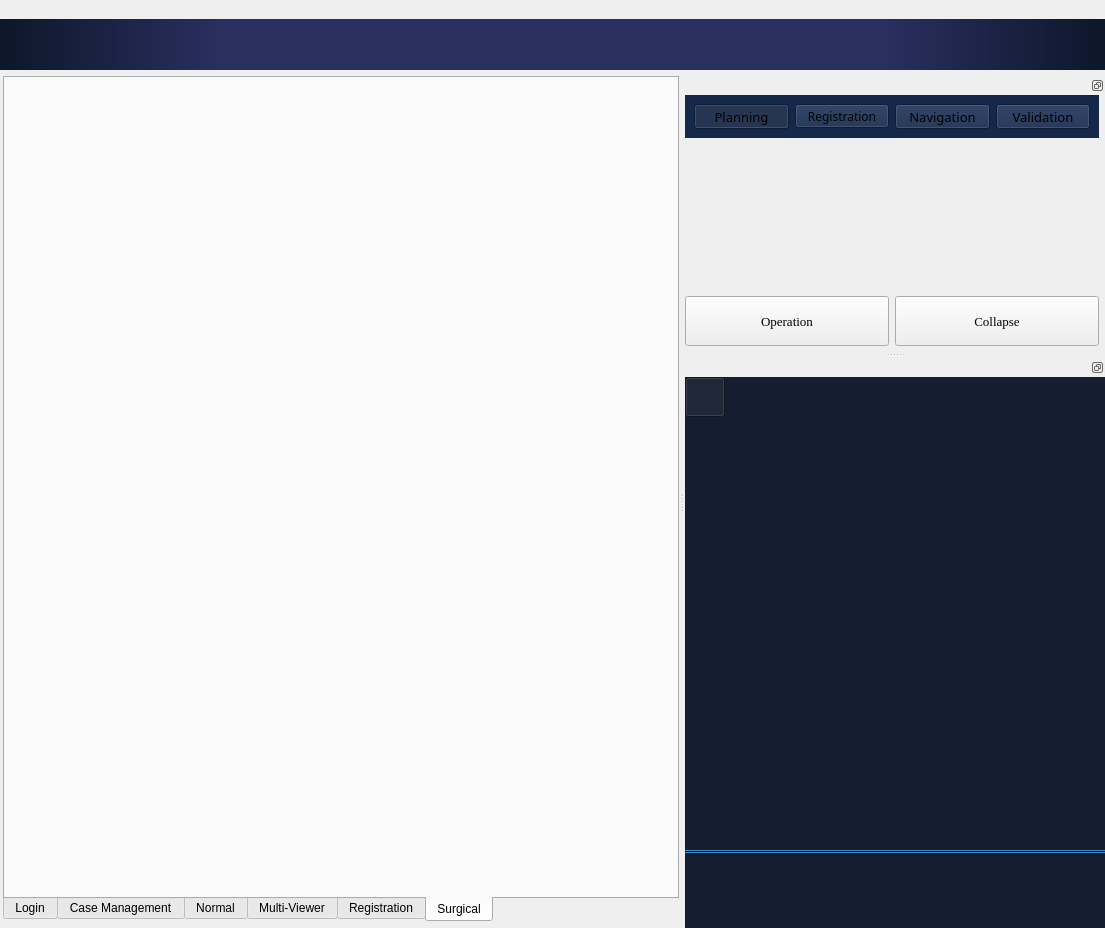
Qt form Apps/Dental/view/SCBDentalMainWindow.ui (wuzhuobin/MITK-Project) before a commit.
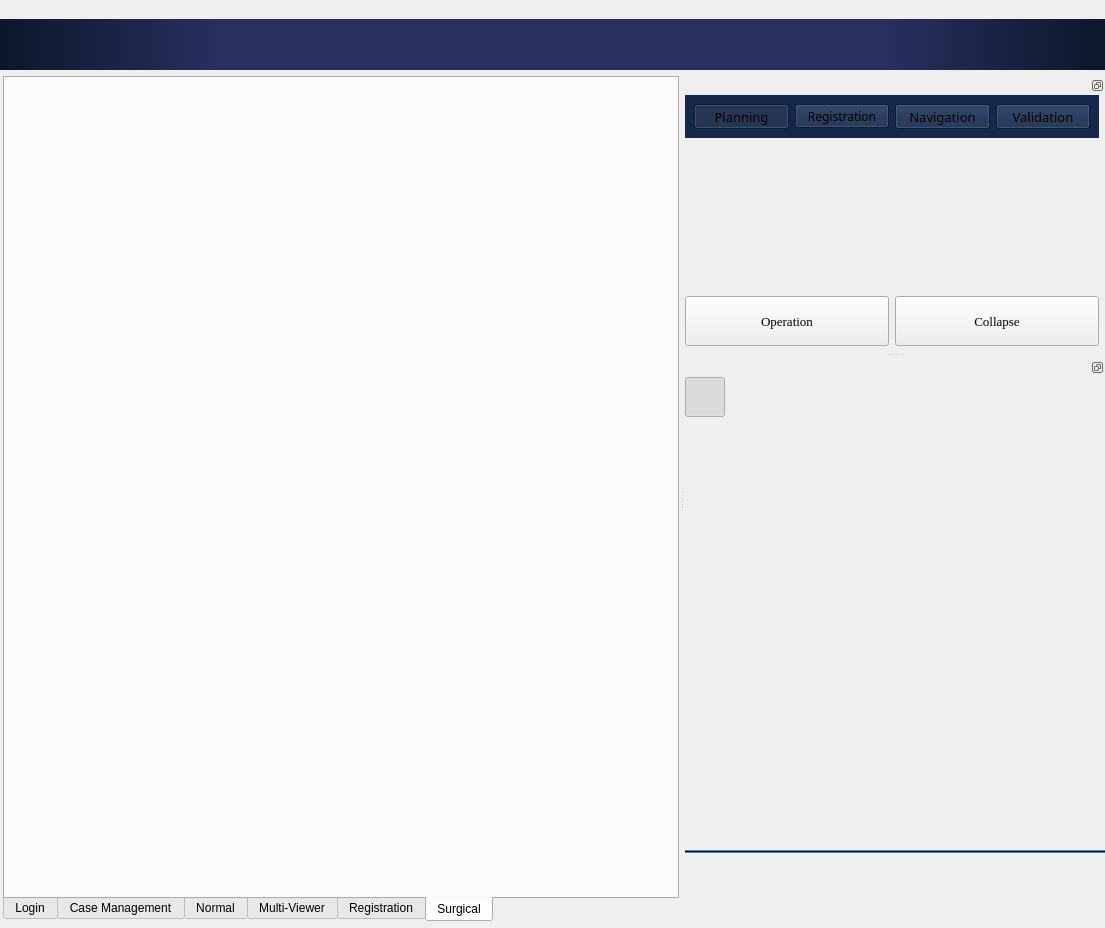
The same form after that commit. Icons and pictures are not drawn. Custom widgets are drawn as their Qt base class.

What changed in the file:
```diff
--- a/Apps/Dental/view/SCBDentalMainWindow.ui
+++ b/Apps/Dental/view/SCBDentalMainWindow.ui
@@ -20,9 +20,6 @@
    <iconset>
     <normaloff>:/HyperBlue/hyperblue/icon/product-icon.png</normaloff>:/HyperBlue/hyperblue/icon/product-icon.png</iconset>
   </property>
-  <property name="styleSheet">
-   <string notr="true">QMainWindow{background-color:#151d31; color: white;};</string>
-  </property>
   <property name="dockNestingEnabled">
    <bool>true</bool>
   </property>
@@ -505,9 +502,6 @@
      <pointsize>10</pointsize>
     </font>
    </property>
-   <property name="styleSheet">
-    <string notr="true">QWidget{background-color: #151d31;}</string>
-   </property>
    <property name="floating">
     <bool>false</bool>
    </property>
```
